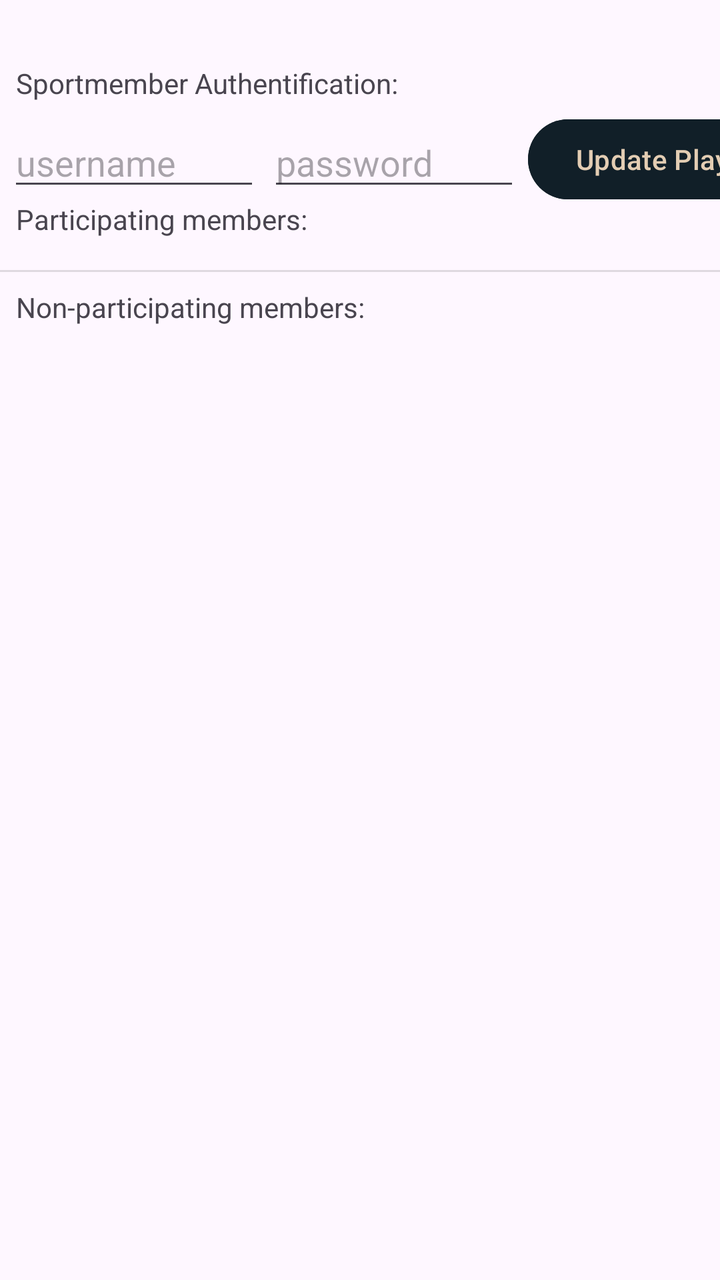
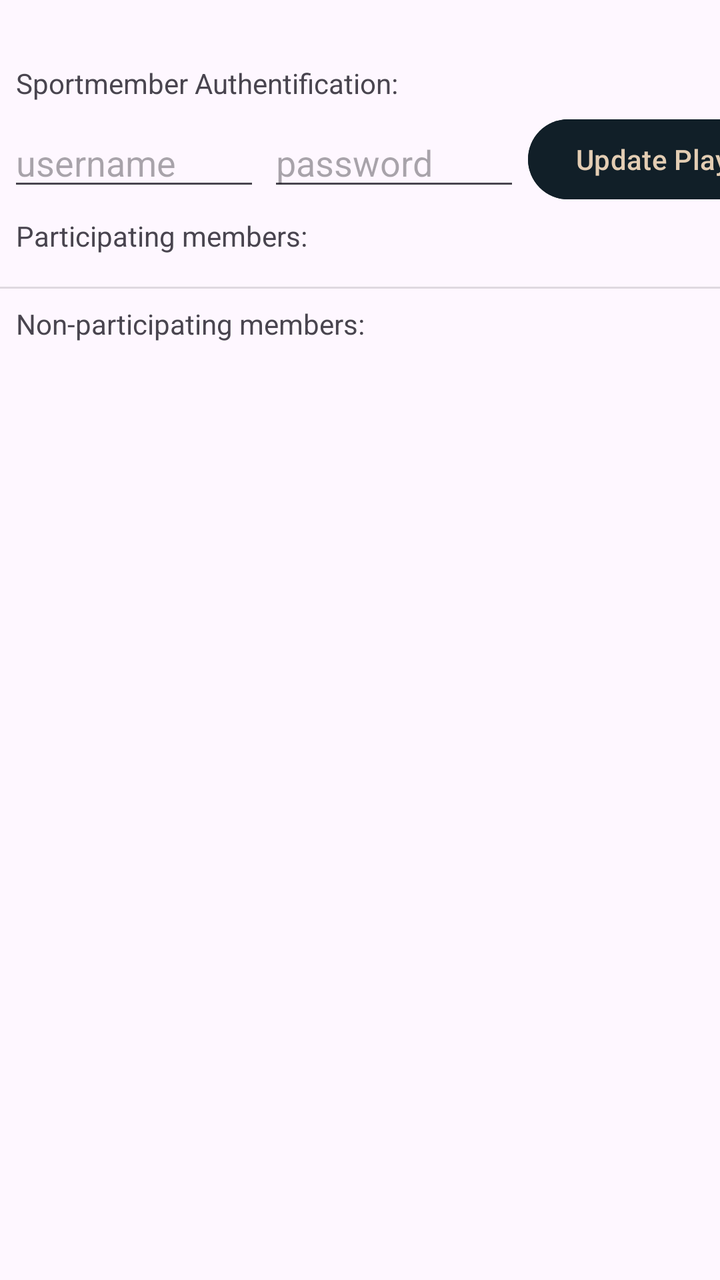

Screens rendered from an Android XML layout before and after an edit, with the pre-edit source and the edit as a unified diff.
<!-- AndroidManifest.xml: application theme Theme.Matchmaking2v2 -->
<!-- res/layout/activity_add_players.xml -->
<?xml version="1.0" encoding="utf-8"?>
<androidx.constraintlayout.widget.ConstraintLayout xmlns:android="http://schemas.android.com/apk/res/android"
    xmlns:app="http://schemas.android.com/apk/res-auto"
    xmlns:tools="http://schemas.android.com/tools"
    android:id="@+id/main"
    android:layout_width="match_parent"
    android:layout_height="match_parent"
    tools:context=".AddPlayersActivity">

    <TextView
        android:id="@+id/tv_participants"
        android:layout_width="wrap_content"
        android:layout_height="wrap_content"
        android:layout_marginStart="8dp"
        android:layout_marginTop="100dp"
        android:text="Participating members:"
        app:layout_constraintStart_toStartOf="parent"
        app:layout_constraintTop_toTopOf="parent" />

    <TextView
        android:id="@+id/tv_nonparticipants"
        android:layout_width="wrap_content"
        android:layout_height="wrap_content"
        android:layout_marginStart="8dp"
        android:layout_marginTop="8dp"
        android:text="Non-participating members:"
        app:layout_constraintStart_toStartOf="parent"
        app:layout_constraintTop_toBottomOf="@+id/divider" />

    <androidx.recyclerview.widget.RecyclerView
        android:id="@+id/rv_members"
        android:layout_width="0dp"
        android:layout_height="wrap_content"
        android:layout_marginTop="8dp"
        app:layout_constraintEnd_toEndOf="parent"
        app:layout_constraintStart_toStartOf="parent"
        app:layout_constraintTop_toBottomOf="@+id/tv_nonparticipants" />

    <androidx.recyclerview.widget.RecyclerView
        android:id="@+id/rv_participants"
        android:layout_width="0dp"
        android:layout_height="wrap_content"
        android:layout_marginTop="8dp"
        app:layout_constraintEnd_toEndOf="parent"
        app:layout_constraintStart_toStartOf="parent"
        app:layout_constraintTop_toBottomOf="@+id/tv_participants">

    </androidx.recyclerview.widget.RecyclerView>

    <View
        android:id="@+id/divider"
        android:layout_width="409dp"
        android:layout_height="1dp"
        android:layout_marginTop="8dp"
        android:background="?android:attr/listDivider"
        app:layout_constraintEnd_toEndOf="parent"
        app:layout_constraintStart_toStartOf="parent"
        app:layout_constraintTop_toBottomOf="@+id/rv_participants" />

    <EditText
        android:id="@+id/editTextTextPassword"
        android:layout_width="wrap_content"
        android:layout_height="wrap_content"
        android:layout_marginStart="4dp"
        android:ems="6"
        android:hint="password"
        android:inputType="textPassword"
        app:layout_constraintBottom_toBottomOf="@+id/editTextTextEmailAddress"
        app:layout_constraintStart_toEndOf="@+id/editTextTextEmailAddress"
        app:layout_constraintTop_toTopOf="@+id/editTextTextEmailAddress" />

    <EditText
        android:id="@+id/editTextTextEmailAddress"
        android:layout_width="wrap_content"
        android:layout_height="wrap_content"
        android:layout_marginStart="4dp"
        android:layout_marginTop="8dp"
        android:ems="6"
        android:hint="username"
        android:inputType="textEmailAddress"
        app:layout_constraintStart_toStartOf="parent"
        app:layout_constraintTop_toBottomOf="@+id/tv_sportmember" />

    <TextView
        android:id="@+id/tv_sportmember"
        android:layout_width="wrap_content"
        android:layout_height="wrap_content"
        android:layout_marginStart="8dp"
        android:layout_marginTop="32dp"
        android:text="Sportmember Authentification:"
        app:layout_constraintStart_toStartOf="parent"
        app:layout_constraintTop_toTopOf="parent" />

    <Button
        android:id="@+id/button"
        android:layout_width="wrap_content"
        android:layout_height="wrap_content"
        android:layout_marginStart="4dp"
        android:backgroundTint="@color/blueBlack"
        android:text="Update Players"
        android:textColor="@color/tanAccent"
        app:layout_constraintBottom_toBottomOf="@+id/editTextTextPassword"
        app:layout_constraintStart_toEndOf="@+id/editTextTextPassword"
        app:layout_constraintTop_toTopOf="@+id/editTextTextPassword" />
</androidx.constraintlayout.widget.ConstraintLayout>
<!-- resources referenced by this layout -->
<resources>
  <color name="blueBlack">#111f28</color>
  <color name="tanAccent">#e3cdb3</color>
  <style name="Theme.Matchmaking2v2" parent="Base.Theme.Matchmaking2v2" />
  <style name="Base.Theme.Matchmaking2v2" parent="Theme.Material3.DayNight"> 
          
          <item name="colorPrimary">@color/my_light_primary</item>
      </style>
  <color name="my_light_primary">#FF000000</color>
</resources>

<!-- the commit's change to res/layout/activity_add_players.xml (unified diff, before → after) -->
@@ -12,10 +12,10 @@
         android:layout_width="wrap_content"
         android:layout_height="wrap_content"
         android:layout_marginStart="8dp"
-        android:layout_marginTop="100dp"
+        android:layout_marginTop="8dp"
         android:text="Participating members:"
         app:layout_constraintStart_toStartOf="parent"
-        app:layout_constraintTop_toTopOf="parent" />
+        app:layout_constraintTop_toBottomOf="@+id/editTextTextEmailAddress" />
 
     <TextView
         android:id="@+id/tv_nonparticipants"
